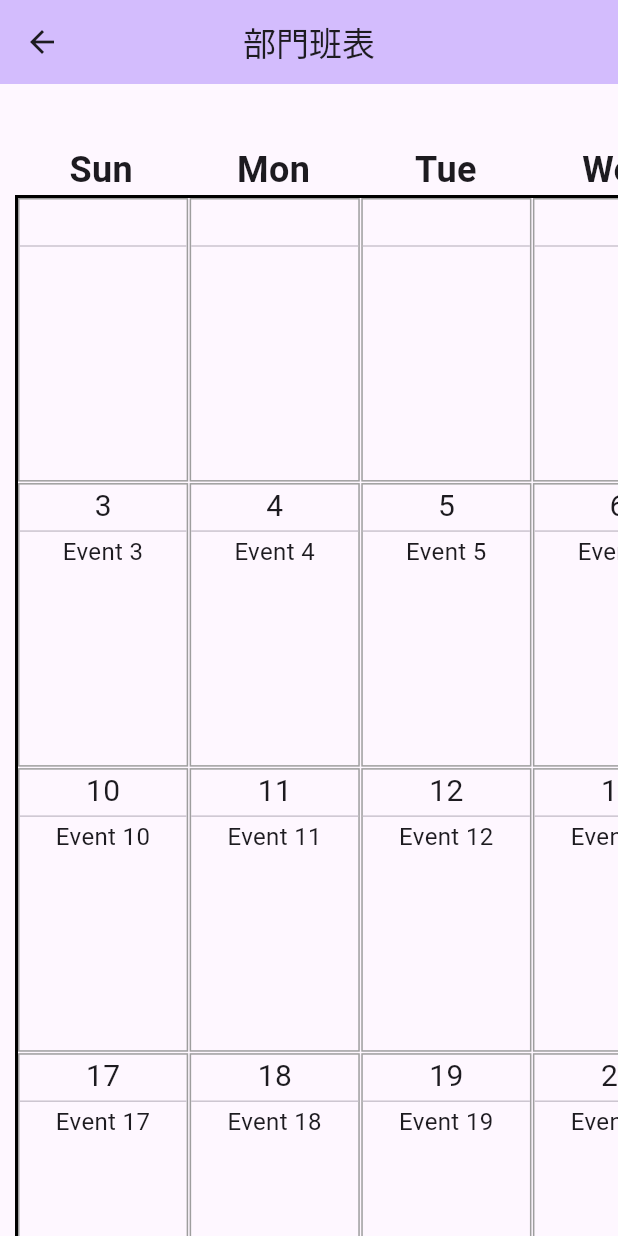
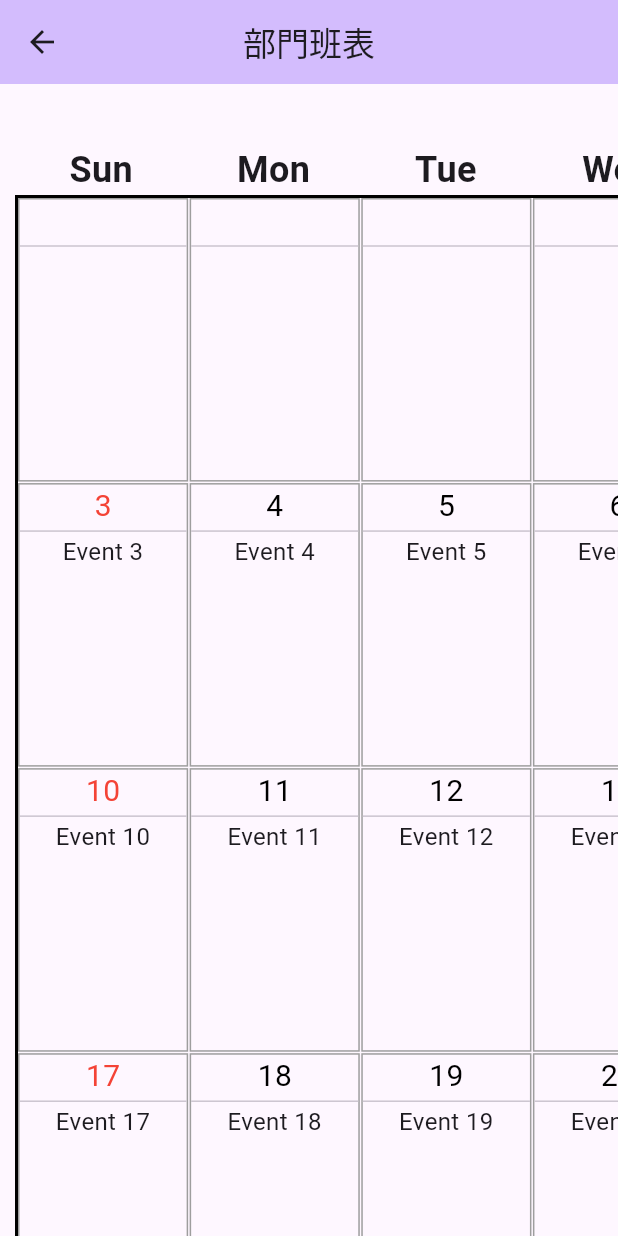
Before and after one commit to ramars250/mobile_app, a Flutter app: the screen it shows after launch, in the side drawer, after a tap on "部門班表", on a phone screen of 412 x 824 dp. Run offline on Flutter 3.47's test engine with Material 2 defaults, Android fonts, the phone set to English and light mode, and no system bars.

Commit message:
增加判斷周六及周日的日期顏色改為紅色

```diff
--- a/lib/schedule_view.dart
+++ b/lib/schedule_view.dart
@@ -82,6 +82,14 @@ class ScheduleView extends StatelessWidget {
 
     // 生成日曆與日期的網格部分
     List<Widget> calendarGrid = List.generate(calendarDays.length, (index) {
+      // 檢查星期幾，1代表星期日，0代表星期六
+      int dayOfWeek = (index + 1) % 7;
+      Color textColor = Colors.black; // 預設文字顏色為黑色
+
+      // 如果是星期六或星期日，設定文字顏色為紅色
+      if (dayOfWeek == 1 || dayOfWeek == 0) {
+        textColor = Colors.red;
+      }
       return Container(
         decoration: BoxDecoration(
           border: Border.all(color: Colors.grey),
@@ -91,7 +99,10 @@ class ScheduleView extends StatelessWidget {
           children: [
             Text(
               calendarDays[index][0],
-              style: const TextStyle(fontSize: 20.0),
+              style: TextStyle(
+                fontSize: 20.0,
+                color: textColor,
+              ),
             ),
             //添加間距分隔日期與事件訊息
             const Divider(height: 4),
```
